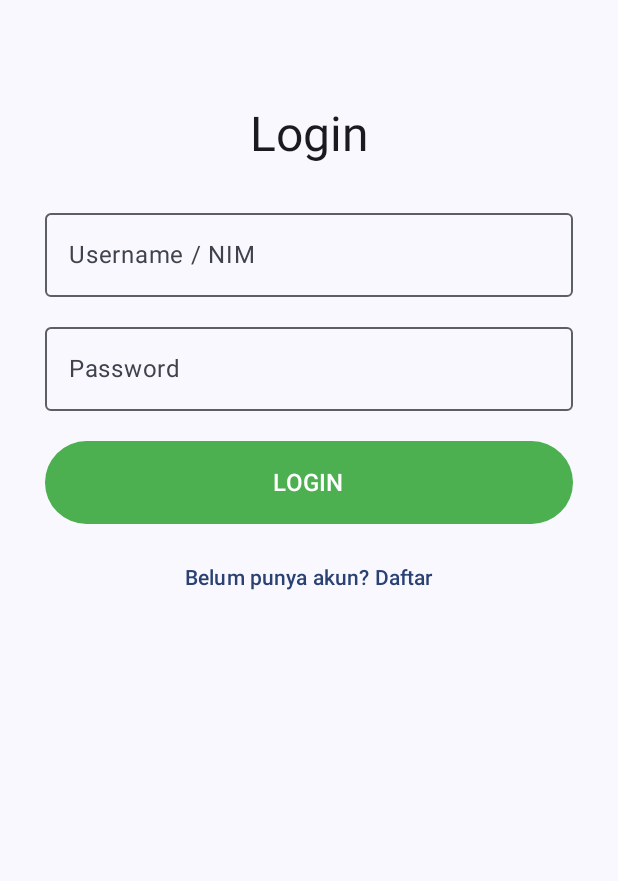
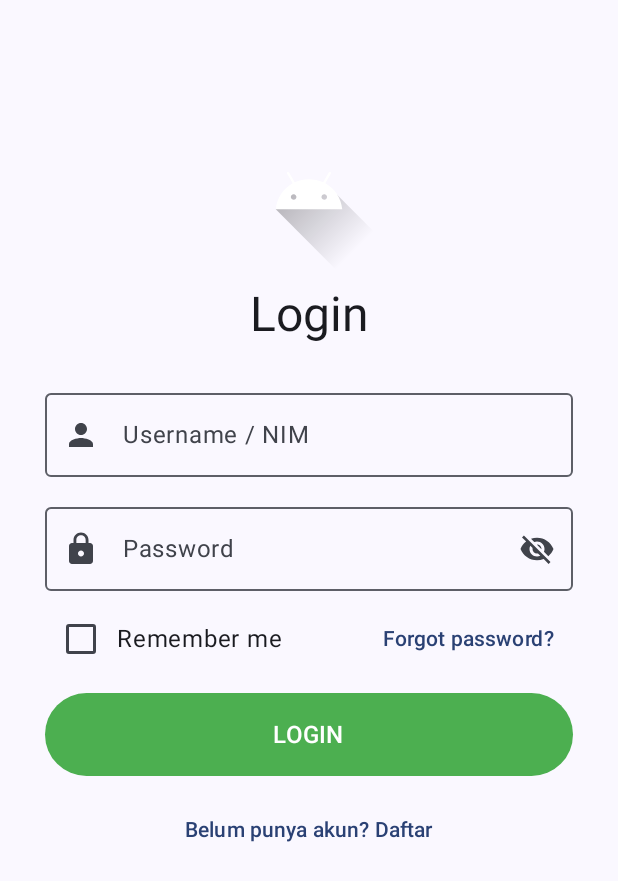
Before and after one commit to TycherosElfida/Pro-Sanders-020, an Android app built with Jetpack Compose: the screen it shows after launch (MainActivity), on a phone screen of 412 x 824 dp. Shown: the top 881 px of the screen. Run offline under Robolectric (Android 15) with nearby library versions, the phone set to English and light mode, and no system bars; our stand-ins replace Dagger/Hilt's generated code, Room's generated code; libraries missing offline, so code that uses them is left out: androidx.hilt.lifecycle, org.mindrot.jbcrypt.

Commit message:
refactor: Enhance login UI, add test infrastructure, and clean up code
This commit introduces significant UI/UX enhancements to the `LoginScreen`, sets up the foundation for unit testing with coroutines, and performs minor code cleanup.

### Key Changes:

*   **Login Screen UI/UX**:
    *   Added a "Remember me" checkbox and a "Forgot password?" text button.
    *   Implemented a password visibility toggle in the password field.
    *   Included a logo (`ic_launcher_foreground`) and icons for username (`Person`) and password (`Lock`) fields to improve visual context.

*   **Testing Infrastructure**:
    *   Added `kotlinx-coroutines-test` and `MockK` as test dependencies.
    *   Introduced a `MainCoroutineRule` to manage coroutine dispatchers in unit tests, replacing the main dispatcher with a `TestDispatcher`.
    *   Deleted the boilerplate `ExampleUnitTest.kt`.

*   **ViewModel & State Management**:
    *   Updated `LoginUiState` to manage the state for the new "Remember me" checkbox and password visibility toggle.
    *   Added corresponding event handlers (`onTogglePasswordVisibility`, `onRememberMeChanged`) in `LoginViewModel`.

*   **Code Cleanup**:
    *   Removed redundant comments and commented-out code from `LoginViewModel`, `RegisterViewModel`, `UserListViewModel`, and `UserListScreen` to improve readability.

```diff
--- a/app/build.gradle.kts
+++ b/app/build.gradle.kts
@@ -92,6 +92,9 @@ dependencies {
     implementation(libs.androidx.lifecycle.runtime.compose)
 
     testImplementation(libs.junit)
+    testImplementation(libs.kotlinx.coroutines.test)
+    testImplementation(libs.mockk.android)
+
     androidTestImplementation(libs.androidx.junit)
     androidTestImplementation(libs.androidx.espresso.core)
     androidTestImplementation(platform(libs.androidx.compose.bom))
--- a/app/src/main/java/com/example/prosanders020/ui/screen/LoginScreen.kt
+++ b/app/src/main/java/com/example/prosanders020/ui/screen/LoginScreen.kt
@@ -1,7 +1,10 @@
 package com.example.prosanders020.ui.screen
 
 import android.widget.Toast
+import androidx.compose.foundation.Image
+import androidx.compose.foundation.layout.Arrangement
 import androidx.compose.foundation.layout.Column
+import androidx.compose.foundation.layout.Row
 import androidx.compose.foundation.layout.Spacer
 import androidx.compose.foundation.layout.fillMaxSize
 import androidx.compose.foundation.layout.fillMaxWidth
@@ -9,9 +12,17 @@ import androidx.compose.foundation.layout.height
 import androidx.compose.foundation.layout.padding
 import androidx.compose.foundation.layout.size
 import androidx.compose.foundation.text.KeyboardOptions
+import androidx.compose.material.icons.Icons
+import androidx.compose.material.icons.filled.Lock
+import androidx.compose.material.icons.filled.Person
+import androidx.compose.material.icons.filled.Visibility
+import androidx.compose.material.icons.filled.VisibilityOff
 import androidx.compose.material3.Button
 import androidx.compose.material3.ButtonDefaults
+import androidx.compose.material3.Checkbox
 import androidx.compose.material3.CircularProgressIndicator
+import androidx.compose.material3.Icon
+import androidx.compose.material3.IconButton
 import androidx.compose.material3.MaterialTheme
 import androidx.compose.material3.OutlinedTextField
 import androidx.compose.material3.Text
@@ -22,15 +33,19 @@ import androidx.compose.runtime.getValue
 import androidx.compose.ui.Alignment
 import androidx.compose.ui.Modifier
 import androidx.compose.ui.graphics.Color
+import androidx.compose.ui.layout.ContentScale
 import androidx.compose.ui.platform.LocalContext
+import androidx.compose.ui.res.painterResource
 import androidx.compose.ui.text.input.KeyboardType
 import androidx.compose.ui.text.input.PasswordVisualTransformation
+import androidx.compose.ui.text.input.VisualTransformation
 import androidx.compose.ui.unit.dp
 import androidx.hilt.lifecycle.viewmodel.compose.hiltViewModel
 import androidx.lifecycle.compose.collectAsStateWithLifecycle
 import com.example.prosanders020.ui.viewmodel.LoginViewModel
 import com.example.prosanders020.ui.viewmodel.UiEvent
 import kotlinx.coroutines.flow.collectLatest
+import com.example.prosanders020.R
 
 @Composable
 fun LoginScreen(
@@ -63,6 +78,15 @@ fun LoginScreen(
     ) {
         Spacer(Modifier.height(40.dp))
 
+        Image(
+            painter = painterResource(id = R.drawable.ic_launcher_foreground),
+            contentDescription = "Logo",
+            modifier = Modifier
+                .size(120.dp)
+                .padding(8.dp),
+            contentScale = ContentScale.Fit
+        )
+
         Text(text = "Login", style = MaterialTheme.typography.headlineLarge)
 
         Spacer(Modifier.height(24.dp))
@@ -71,7 +95,10 @@ fun LoginScreen(
             value = uiState.nim,
             onValueChange = viewModel::onNimChanged,
             label = { Text("Username / NIM") },
-            modifier = Modifier.fillMaxWidth()
+            modifier = Modifier.fillMaxWidth(),
+            leadingIcon = {
+                Icon(Icons.Default.Person, contentDescription = "NIM Icon")
+            }
         )
 
         Spacer(Modifier.height(12.dp))
@@ -81,8 +108,21 @@ fun LoginScreen(
             onValueChange = viewModel::onPasswordChanged,
             label = { Text("Password") },
             modifier = Modifier.fillMaxWidth(),
-            visualTransformation = PasswordVisualTransformation(),
-            keyboardOptions = KeyboardOptions(keyboardType = KeyboardType.Password)
+            visualTransformation = if (uiState.passwordVisible) VisualTransformation.None
+            else PasswordVisualTransformation(),
+            keyboardOptions = KeyboardOptions(keyboardType = KeyboardType.Password),
+            leadingIcon = {
+                Icon(Icons.Default.Lock, contentDescription = "Password Icon")
+            },
+            trailingIcon = {
+                val image = if (uiState.passwordVisible)
+                    Icons.Filled.Visibility
+                else Icons.Filled.VisibilityOff
+
+                IconButton(onClick = viewModel::onTogglePasswordVisibility) {
+                    Icon(imageVector = image, contentDescription = "Toggle password visibility")
+                }
+            }
         )
 
         if (uiState.error != null) {
@@ -93,7 +133,26 @@ fun LoginScreen(
             )
         }
 
-        Spacer(Modifier.height(20.dp))
+        Spacer(Modifier.height(8.dp))
+
+        Row(
+            modifier = Modifier.fillMaxWidth(),
+            horizontalArrangement = Arrangement.SpaceBetween,
+            verticalAlignment = Alignment.CenterVertically
+        ) {
+            Row(verticalAlignment = Alignment.CenterVertically) {
+                Checkbox(
+                    checked = uiState.rememberMe,
+                    onCheckedChange = viewModel::onRememberMeChanged
+                )
+                Text(text = "Remember me")
+            }
+            TextButton(onClick = { /* TODO */ }) {
+                Text("Forgot password?")
+            }
+        }
+
+        Spacer(Modifier.height(12.dp))
 
         Button(
             onClick = viewModel::onLoginClicked,
--- a/app/src/main/java/com/example/prosanders020/ui/screen/UserListScreen.kt
+++ b/app/src/main/java/com/example/prosanders020/ui/screen/UserListScreen.kt
@@ -107,8 +107,8 @@ fun UserCard(
             Button(
                 onClick = onUpdateClick,
                 colors = ButtonDefaults.buttonColors(
-                    containerColor = Color(0xFFC5CAE9), // V1.0 "biru muda"
-                    contentColor = Color(0xFF303F9F)  // V1.0 "teks biru tua"
+                    containerColor = Color(0xFFC5CAE9),
+                    contentColor = Color(0xFF303F9F)
                 )
             ) {
                 Text("Update")
--- a/app/src/main/java/com/example/prosanders020/ui/viewmodel/LoginViewModel.kt
+++ b/app/src/main/java/com/example/prosanders020/ui/viewmodel/LoginViewModel.kt
@@ -17,7 +17,9 @@ data class LoginUiState(
     val nim: String = "",
     val password: String = "",
     val isLoading: Boolean = false,
-    val error: String? = null
+    val error: String? = null,
+    val passwordVisible: Boolean = false,
+    val rememberMe: Boolean = false
 )
 
 @HiltViewModel
@@ -39,6 +41,14 @@ class LoginViewModel @Inject constructor(
         _uiState.update { it.copy(password = password, error = null) }
     }
 
+    fun onTogglePasswordVisibility() {
+        _uiState.update { it.copy(passwordVisible = !it.passwordVisible) }
+    }
+
+    fun onRememberMeChanged(isChecked: Boolean) {
+        _uiState.update { it.copy(rememberMe = isChecked) }
+        // TODO: Add logic here to save token to DataStore if isChecked is true
+    }
     fun onLoginClicked() {
         val state = _uiState.value
 
@@ -51,15 +61,11 @@ class LoginViewModel @Inject constructor(
             try {
                 _uiState.update { it.copy(isLoading = true) }
 
-                // 1. Get user by NIM
                 val user = repository.getUserWithNim(state.nim)
 
-                // 2. Verify user and password
                 if (user != null && BCrypt.checkpw(state.password, user.passwordHash)) {
-                    // Success!
                     _eventFlow.emit(UiEvent.NavigationSuccess)
                 } else {
-                    // Failure
                     _eventFlow.emit(UiEvent.ShowToast("Invalid NIM or Password"))
                 }
             } catch (e: Exception) {
--- a/app/src/main/java/com/example/prosanders020/ui/viewmodel/RegisterViewModel.kt
+++ b/app/src/main/java/com/example/prosanders020/ui/viewmodel/RegisterViewModel.kt
@@ -30,11 +30,9 @@ class RegisterViewModel @Inject constructor(
     private val repository: UserRepository
 ) : ViewModel() {
 
-    // 1. STATE (StateFlow)
     private val _uiState = MutableStateFlow(RegisterUiState())
     val uiState = _uiState.asStateFlow()
 
-    // 2. EVENTS (SharedFlow)
     private val _eventFlow = MutableSharedFlow<UiEvent>()
     val eventFlow = _eventFlow.asSharedFlow()
 
@@ -59,7 +57,6 @@ class RegisterViewModel @Inject constructor(
     fun onRegisterClicked() {
         val state = _uiState.value
 
-        // 3. Validation Logic (hoisted from the UI)
         val nimError = if (state.nim.isBlank()) "NIM tidak boleh kosong" else null
         val namaError = if (state.nama.isBlank()) "Nama tidak boleh kosong" else null
         val passwordError = if (state.password.isBlank()) "Password tidak boleh kosong" else null
@@ -79,7 +76,6 @@ class RegisterViewModel @Inject constructor(
             try {
                 _uiState.update { it.copy(isLoading = true) }
 
-                // 5. Secure Password Hashing
                 val hashedPass = BCrypt.hashpw(state.password, BCrypt.gensalt())
 
                 val secureUser = User(
@@ -90,7 +86,6 @@ class RegisterViewModel @Inject constructor(
 
                 repository.register(secureUser)
 
-                // 6. Emit events to the UI
                 _eventFlow.emit(UiEvent.ShowToast("Data berhasil disimpan"))
                 _eventFlow.emit(UiEvent.NavigationSuccess)
 
--- a/app/src/main/java/com/example/prosanders020/ui/viewmodel/UserListViewModel.kt
+++ b/app/src/main/java/com/example/prosanders020/ui/viewmodel/UserListViewModel.kt
@@ -51,7 +51,6 @@ class UserListViewModel @Inject constructor(
     }
 
     fun onUpdateUserClicked(user: User) {
-        // Open the dialog and pre-fill the text field
         _userBeingEdited.value = user
         _editDialogName.value = user.nama
     }
@@ -65,7 +64,6 @@ class UserListViewModel @Inject constructor(
         val newName = _editDialogName.value
 
         if (newName.isBlank()) {
-            // Optional: Send a toast event for error
             return
         }
 
@@ -73,7 +71,7 @@ class UserListViewModel @Inject constructor(
             repository.updateUser(
                 userToUpdate.copy(nama = newName)
             )
-            onEditDialogDismiss() // Close dialog on success
+            onEditDialogDismiss()
         }
     }
 
--- a/gradle/libs.versions.toml
+++ b/gradle/libs.versions.toml
@@ -21,6 +21,8 @@ jbcrypt = "0.4"
 navigationCompose = "2.9.6"
 kotlinxSerialization = "1.9.0"
 lifecycle = "2.9.4"
+kotlinxCoroutinesTest = "1.10.2"
+mockk = "1.14.6"
 
 [libraries]
 androidx-compose-material-icons-extended = { module = "androidx.compose.material:material-icons-extended", version.ref = "materialIconsExtended" }
@@ -51,6 +53,8 @@ jbcrypt = { module = "org.mindrot:jbcrypt", version.ref = "jbcrypt" }
 androidx-navigation-compose = { module = "androidx.navigation:navigation-compose", version.ref = "navigationCompose" }
 kotlinx-serialization-json = { module = "org.jetbrains.kotlinx:kotlinx-serialization-json", version.ref = "kotlinxSerialization" }
 androidx-lifecycle-runtime-compose = { module = "androidx.lifecycle:lifecycle-runtime-compose", version.ref = "lifecycle" }
+kotlinx-coroutines-test = { module = "org.jetbrains.kotlinx:kotlinx-coroutines-test", version.ref = "kotlinxCoroutinesTest" }
+mockk-android = { module = "io.mockk:mockk-android", version.ref = "mockk" }
 
 [plugins]
 android-application = { id = "com.android.application", version.ref = "agp" }
```
Also changed, not shown: 2 other files.
